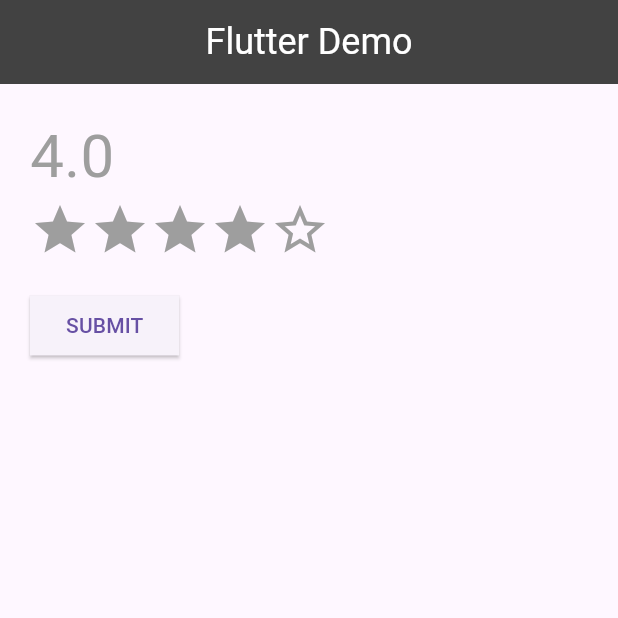
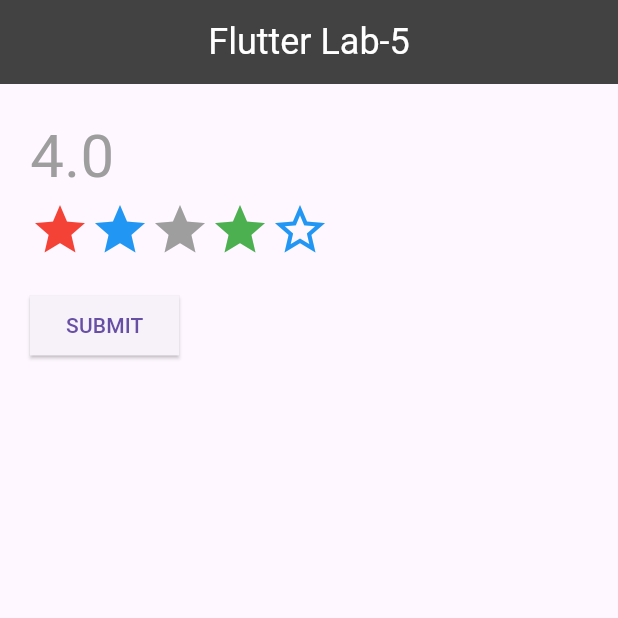
Before and after one commit to sakib5728/flutter_application_1, a Flutter app: the screen it shows after launch, on a phone screen of 412 x 824 dp, the top half of it. Run offline on Flutter 3.47's test engine with Material 3 defaults, Android fonts, the phone set to English and light mode, and no system bars; Roboto replaces fonts that are missing (IndieFlower).

Commit message:
task -01

```diff
--- a/flutter_application_1/lib/main.dart
+++ b/flutter_application_1/lib/main.dart
@@ -16,7 +16,7 @@ class MyApp extends StatelessWidget {
             appBar: AppBar(
               centerTitle: true,
               title: Text(
-                'Flutter Demo',
+                'Flutter Lab-5',
                 style: TextStyle(
                   color: Colors.white,
                   fontFamily: 'IndieFlower',
@@ -37,7 +37,12 @@ class MyApp extends StatelessWidget {
                     children: [
                     Icon(
                       Icons.star,
-                      color: Colors.grey,
+                      color: Colors.red,
+                      size: 40.0,
+                    ),
+                    Icon(
+                      Icons.star,
+                      color: Colors.blue,
                       size: 40.0,
                     ),
                     Icon(
@@ -47,17 +52,12 @@ class MyApp extends StatelessWidget {
                     ),
                     Icon(
                       Icons.star,
-                      color: Colors.grey,
-                      size: 40.0,
-                    ),
-                    Icon(
-                      Icons.star,
-                      color: Colors.grey,
+                      color: Colors.green,
                       size: 40.0,
                     ),
                     Icon(
                       Icons.star_border,
-                      color: Colors.grey,
+                      color: Colors.blue,
                       size: 40.0,
                     ),
                     ],
```
